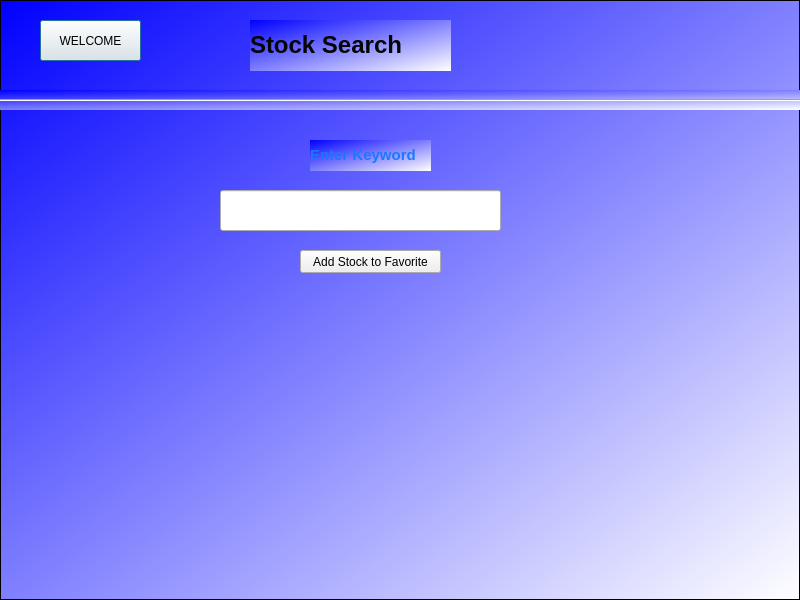
This is info_silo/UI/stock_search.ui in austinschaaf1/455_final as Qt 5 draws it before an edit. The edited form follows.
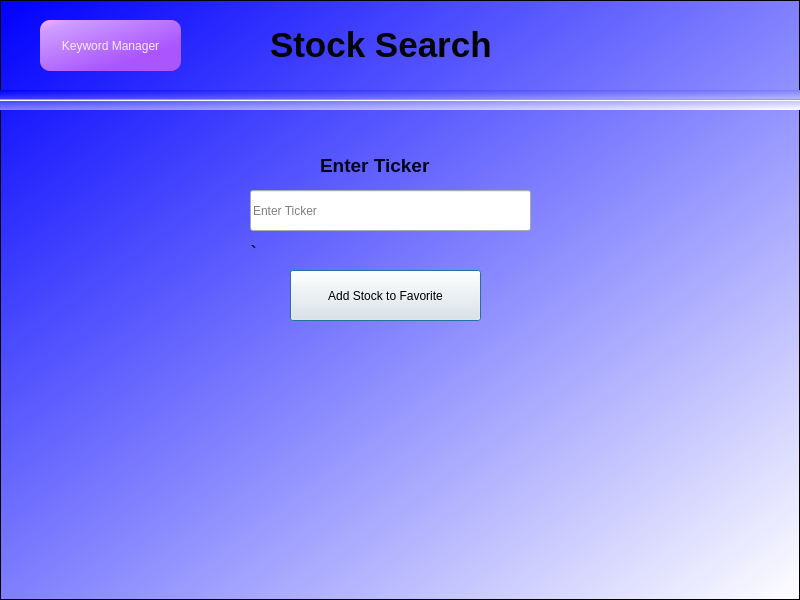
This is the edited form.

Patch:
```diff
--- a/info_silo/UI/stock_search.ui
+++ b/info_silo/UI/stock_search.ui
@@ -55,19 +55,6 @@
      <property name="frameShadow">
       <enum>QFrame::Raised</enum>
      </property>
-     <widget class="QPushButton" name="Welcome">
-      <property name="geometry">
-       <rect>
-        <x>40</x>
-        <y>20</y>
-        <width>101</width>
-        <height>41</height>
-       </rect>
-      </property>
-      <property name="text">
-       <string>WELCOME</string>
-      </property>
-     </widget>
      <widget class="Line" name="line">
       <property name="geometry">
        <rect>
@@ -81,57 +68,134 @@
        <enum>Qt::Horizontal</enum>
       </property>
      </widget>
-     <widget class="QLabel" name="label">
+     <widget class="QLineEdit" name="EnterTickerInput">
       <property name="geometry">
        <rect>
         <x>250</x>
+        <y>190</y>
+        <width>281</width>
+        <height>41</height>
+       </rect>
+      </property>
+      <property name="placeholderText">
+       <string>Enter Ticker</string>
+      </property>
+     </widget>
+     <widget class="QPushButton" name="addStockButton">
+      <property name="geometry">
+       <rect>
+        <x>290</x>
+        <y>270</y>
+        <width>191</width>
+        <height>51</height>
+       </rect>
+      </property>
+      <property name="text">
+       <string>Add Stock to Favorite</string>
+      </property>
+     </widget>
+     <widget class="QPushButton" name="goToKeywordManagerButton">
+      <property name="geometry">
+       <rect>
+        <x>40</x>
         <y>20</y>
-        <width>201</width>
+        <width>141</width>
         <height>51</height>
        </rect>
       </property>
+      <property name="styleSheet">
+       <string notr="true">QPushButton{
+	background-color: qlineargradient(spread:pad, x1:0, y1:0, x2:0.813, y2:0.880455, stop:0 rgba(255, 170, 255, 255), stop:0.153409 rgba(205, 156, 255, 255), stop:0.852273 rgba(170, 85, 255, 255));
+	color: rgb(245, 235, 255);
+	border-radius: 10px;
+}</string>
+      </property>
       <property name="text">
-       <string>&lt;html&gt;&lt;head/&gt;&lt;body&gt;&lt;p&gt;&lt;span style=&quot; font-size:18pt; font-weight:600; color:#040404;&quot;&gt;Stock Search&lt;/span&gt;&lt;/p&gt;&lt;/body&gt;&lt;/html&gt;</string>
+       <string>Keyword Manager</string>
       </property>
      </widget>
-     <widget class="QLabel" name="label_2">
+     <widget class="QFrame" name="frame_2">
+      <property name="geometry">
+       <rect>
+        <x>250</x>
+        <y>20</y>
+        <width>311</width>
+        <height>61</height>
+       </rect>
+      </property>
+      <property name="styleSheet">
+       <string notr="true">background: none;</string>
+      </property>
+      <property name="frameShape">
+       <enum>QFrame::NoFrame</enum>
+      </property>
+      <property name="frameShadow">
+       <enum>QFrame::Raised</enum>
+      </property>
+      <widget class="QLabel" name="label">
+       <property name="geometry">
+        <rect>
+         <x>20</x>
+         <y>0</y>
+         <width>241</width>
+         <height>51</height>
+        </rect>
+       </property>
+       <property name="text">
+        <string>&lt;html&gt;&lt;head/&gt;&lt;body&gt;&lt;p&gt;&lt;span style=&quot; font-size:26pt; font-weight:600; color:#040404;&quot;&gt;Stock Search&lt;/span&gt;&lt;/p&gt;&lt;/body&gt;&lt;/html&gt;</string>
+       </property>
+      </widget>
+     </widget>
+     <widget class="QFrame" name="frame_3">
       <property name="geometry">
        <rect>
         <x>310</x>
         <y>140</y>
-        <width>121</width>
-        <height>31</height>
+        <width>171</width>
+        <height>51</height>
        </rect>
       </property>
-      <property name="text">
-       <string>&lt;!DOCTYPE HTML PUBLIC &quot;-//W3C//DTD HTML 4.0//EN&quot; &quot;http://www.w3.org/TR/REC-html40/strict.dtd&quot;&gt;
+      <property name="styleSheet">
+       <string notr="true">background: none;</string>
+      </property>
+      <property name="frameShape">
+       <enum>QFrame::NoFrame</enum>
+      </property>
+      <property name="frameShadow">
+       <enum>QFrame::Raised</enum>
+      </property>
+      <widget class="QLabel" name="label_2">
+       <property name="geometry">
+        <rect>
+         <x>10</x>
+         <y>10</y>
+         <width>131</width>
+         <height>31</height>
+        </rect>
+       </property>
+       <property name="text">
+        <string>&lt;!DOCTYPE HTML PUBLIC &quot;-//W3C//DTD HTML 4.0//EN&quot; &quot;http://www.w3.org/TR/REC-html40/strict.dtd&quot;&gt;
 &lt;html&gt;&lt;head&gt;&lt;meta name=&quot;qrichtext&quot; content=&quot;1&quot; /&gt;&lt;style type=&quot;text/css&quot;&gt;
 p, li { white-space: pre-wrap; }
 &lt;/style&gt;&lt;/head&gt;&lt;body style=&quot; font-family:'MS Shell Dlg 2'; font-size:8pt; font-weight:400; font-style:normal;&quot;&gt;
-&lt;p style=&quot; margin-top:12px; margin-bottom:12px; margin-left:0px; margin-right:0px; -qt-block-indent:0; text-indent:0px;&quot;&gt;&lt;span style=&quot; font-size:11pt; font-weight:600;&quot;&gt;Enter Keyword&lt;/span&gt;&lt;/p&gt;&lt;/body&gt;&lt;/html&gt;</string>
-      </property>
+&lt;p style=&quot; margin-top:12px; margin-bottom:12px; margin-left:0px; margin-right:0px; -qt-block-indent:0; text-indent:0px;&quot;&gt;&lt;span style=&quot; font-size:14pt; font-weight:600; color:#00001a;&quot;&gt;Enter Ticker&lt;/span&gt;&lt;/p&gt;&lt;/body&gt;&lt;/html&gt;</string>
+       </property>
+      </widget>
      </widget>
-     <widget class="QLineEdit" name="lineEdit">
+     <widget class="QLabel" name="success_label">
       <property name="geometry">
        <rect>
-        <x>220</x>
-        <y>190</y>
-        <width>281</width>
-        <height>41</height>
+        <x>250</x>
+        <y>240</y>
+        <width>321</width>
+        <height>21</height>
        </rect>
       </property>
-     </widget>
-     <widget class="QPushButton" name="pushButton">
-      <property name="geometry">
-       <rect>
-        <x>300</x>
-        <y>250</y>
-        <width>141</width>
-        <height>23</height>
-       </rect>
+      <property name="styleSheet">
+       <string notr="true">background: none;</string>
       </property>
       <property name="text">
-       <string>Add Stock to Favorite</string>
+       <string>&lt;html&gt;&lt;head/&gt;&lt;body&gt;&lt;p&gt;&lt;span style=&quot; font-size:16pt; color:#00000d;&quot;&gt;`&lt;/span&gt;&lt;/p&gt;&lt;/body&gt;&lt;/html&gt;</string>
       </property>
      </widget>
     </widget>
```
